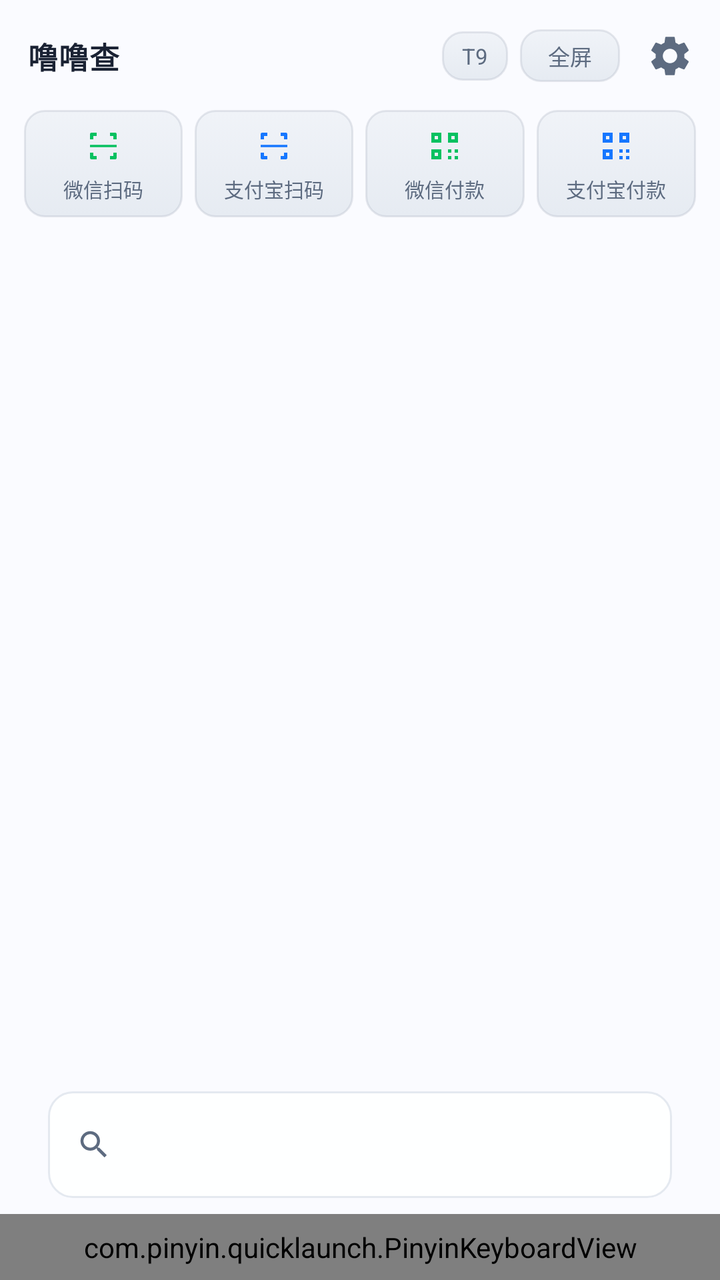
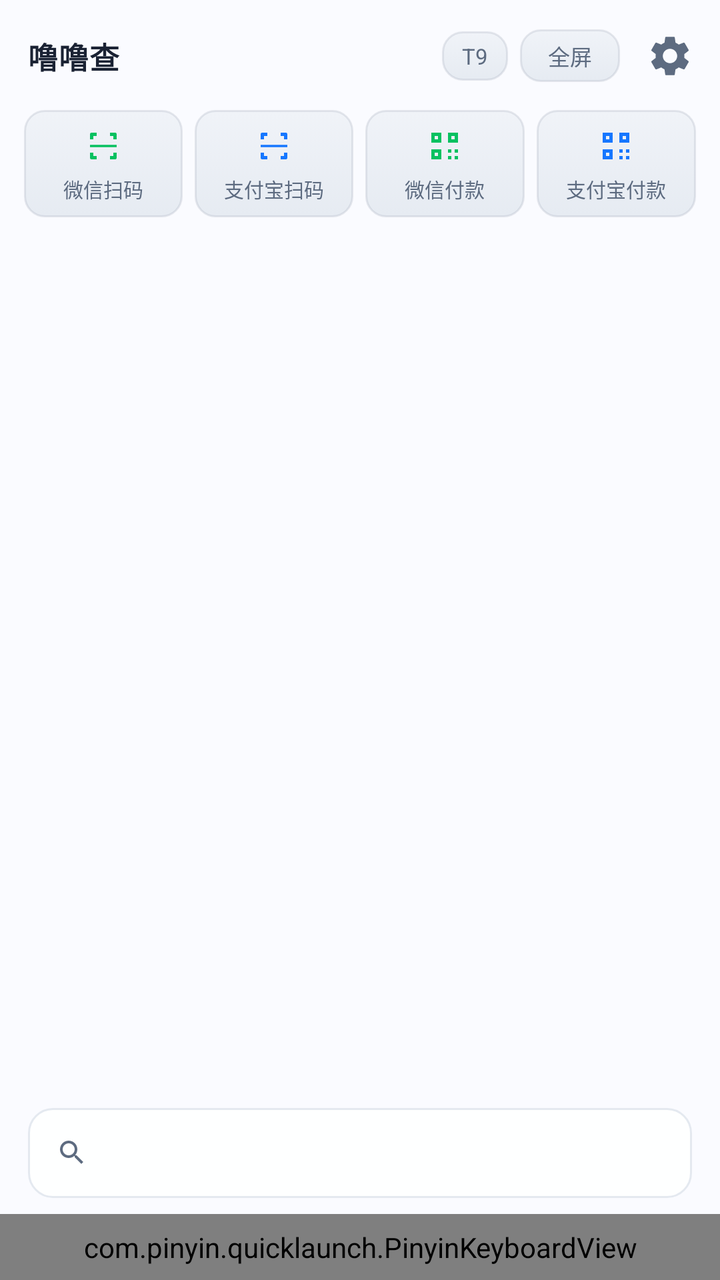

Two renders of the same Android screen: before a commit and after it. Below are the layout's source before the change and the commit's diff.
<!-- AndroidManifest.xml: application theme Theme.QuickLaunch -->
<!-- res/layout/activity_main.xml -->
<?xml version="1.0" encoding="utf-8"?>
<FrameLayout xmlns:android="http://schemas.android.com/apk/res/android"
    android:layout_width="match_parent"
    android:layout_height="match_parent"
    android:background="@android:color/transparent">

    
    <View
        android:id="@+id/outsideTap"
        android:layout_width="match_parent"
        android:layout_height="match_parent"
        android:background="@color/outside_scrim"
        android:clickable="true"
        android:contentDescription="@null"
        android:focusable="false" />

    
    <FrameLayout
        android:id="@+id/panelHost"
        android:layout_width="match_parent"
        android:layout_height="match_parent"
        android:background="@color/window_bg"
        android:clickable="true"
        android:clipChildren="true"
        android:clipToPadding="false">

        
        <ImageView
            android:id="@+id/ivBg"
            android:layout_width="match_parent"
            android:layout_height="match_parent"
            android:contentDescription="@null"
            android:scaleType="centerCrop"
            android:visibility="gone" />

        <LinearLayout
            android:id="@+id/contentRoot"
            android:layout_width="match_parent"
            android:layout_height="match_parent"
            android:orientation="vertical">

        
        <LinearLayout
            android:id="@+id/headerBar"
            android:layout_width="match_parent"
            android:layout_height="wrap_content"
            android:gravity="center_vertical"
            android:orientation="horizontal"
            android:paddingStart="14dp"
            android:paddingTop="9dp"
            android:paddingEnd="6dp"
            android:paddingBottom="4dp">

            <TextView
                android:id="@+id/tvTitle"
                android:layout_width="0dp"
                android:layout_height="wrap_content"
                android:layout_weight="1"
                android:letterSpacing="0.02"
                android:text="@string/app_name"
                android:textColor="@color/text_primary"
                android:textSize="15sp"
                android:textStyle="bold" />

            <TextView
                android:id="@+id/tvMode"
                android:layout_width="wrap_content"
                android:layout_height="wrap_content"
                android:layout_marginEnd="6dp"
                android:background="@drawable/bg_key_special"
                android:paddingStart="10dp"
                android:paddingTop="5dp"
                android:paddingEnd="10dp"
                android:paddingBottom="5dp"
                android:text="T9"
                android:textColor="@color/text_secondary"
                android:textSize="11sp" />

            
            <TextView
                android:id="@+id/btnSide"
                android:layout_width="wrap_content"
                android:layout_height="wrap_content"
                android:layout_marginEnd="6dp"
                android:background="@drawable/bg_key_special"
                android:clickable="true"
                android:gravity="center"
                android:minWidth="50dp"
                android:focusable="true"
                android:paddingStart="9dp"
                android:paddingTop="5dp"
                android:paddingEnd="9dp"
                android:paddingBottom="5dp"
                android:text="全屏"
                android:textColor="@color/text_secondary"
                android:textSize="11sp" />

            <ImageButton
                android:id="@+id/btnSettings"
                android:layout_width="38dp"
                android:layout_height="38dp"
                android:background="?attr/selectableItemBackgroundBorderless"
                android:contentDescription="设置"
                android:padding="9dp"
                android:src="@drawable/ic_settings" />
        </LinearLayout>

        
        <LinearLayout
            android:id="@+id/payRow"
            android:layout_width="match_parent"
            android:layout_height="wrap_content"
            android:layout_marginStart="12dp"
            android:layout_marginTop="4dp"
            android:layout_marginEnd="12dp"
            android:orientation="horizontal">

            <LinearLayout
                android:id="@+id/btnWxScan"
                android:layout_width="0dp"
                android:layout_height="wrap_content"
                android:layout_weight="1"
                android:background="@drawable/bg_key_special"
                android:gravity="center_horizontal"
                android:orientation="vertical"
                android:paddingTop="8dp"
                android:paddingBottom="7dp">

                <ImageView
                    android:layout_width="20dp"
                    android:layout_height="20dp"
                    android:contentDescription="@null"
                    android:src="@drawable/ic_scan"
                    android:tint="#07C160" />

                <TextView
                    android:layout_width="wrap_content"
                    android:layout_height="wrap_content"
                    android:layout_marginTop="4dp"
                    android:text="微信扫码"
                    android:ellipsize="end"
                    android:maxLines="1"
                    android:textColor="@color/text_secondary"
                    android:textSize="10sp" />
            </LinearLayout>

            <Space
                android:layout_width="6dp"
                android:layout_height="1dp" />

            <LinearLayout
                android:id="@+id/btnZfbScan"
                android:layout_width="0dp"
                android:layout_height="wrap_content"
                android:layout_weight="1"
                android:background="@drawable/bg_key_special"
                android:gravity="center_horizontal"
                android:orientation="vertical"
                android:paddingTop="8dp"
                android:paddingBottom="7dp">

                <ImageView
                    android:layout_width="20dp"
                    android:layout_height="20dp"
                    android:contentDescription="@null"
                    android:src="@drawable/ic_scan"
                    android:tint="#1677FF" />

                <TextView
                    android:layout_width="wrap_content"
                    android:layout_height="wrap_content"
                    android:layout_marginTop="4dp"
                    android:text="支付宝扫码"
                    android:ellipsize="end"
                    android:maxLines="1"
                    android:textColor="@color/text_secondary"
                    android:textSize="10sp" />
            </LinearLayout>

            <Space
                android:layout_width="6dp"
                android:layout_height="1dp" />

            <LinearLayout
                android:id="@+id/btnWxPay"
                android:layout_width="0dp"
                android:layout_height="wrap_content"
                android:layout_weight="1"
                android:background="@drawable/bg_key_special"
                android:gravity="center_horizontal"
                android:orientation="vertical"
                android:paddingTop="8dp"
                android:paddingBottom="7dp">

                <ImageView
                    android:layout_width="20dp"
                    android:layout_height="20dp"
                    android:contentDescription="@null"
                    android:src="@drawable/ic_qrcode"
                    android:tint="#07C160" />

                <TextView
                    android:layout_width="wrap_content"
                    android:layout_height="wrap_content"
                    android:layout_marginTop="4dp"
                    android:text="微信付款"
                    android:ellipsize="end"
                    android:maxLines="1"
                    android:textColor="@color/text_secondary"
                    android:textSize="10sp" />
            </LinearLayout>

            <Space
                android:layout_width="6dp"
                android:layout_height="1dp" />

            <LinearLayout
                android:id="@+id/btnZfbPay"
                android:layout_width="0dp"
                android:layout_height="wrap_content"
                android:layout_weight="1"
                android:background="@drawable/bg_key_special"
                android:gravity="center_horizontal"
                android:orientation="vertical"
                android:paddingTop="8dp"
                android:paddingBottom="7dp">

                <ImageView
                    android:layout_width="20dp"
                    android:layout_height="20dp"
                    android:contentDescription="@null"
                    android:src="@drawable/ic_qrcode"
                    android:tint="#1677FF" />

                <TextView
                    android:layout_width="wrap_content"
                    android:layout_height="wrap_content"
                    android:layout_marginTop="4dp"
                    android:text="支付宝付款"
                    android:ellipsize="end"
                    android:maxLines="1"
                    android:textColor="@color/text_secondary"
                    android:textSize="10sp" />
            </LinearLayout>
        </LinearLayout>

        
        <FrameLayout
            android:layout_width="match_parent"
            android:layout_height="0dp"
            android:layout_weight="1">

            <androidx.recyclerview.widget.RecyclerView
                android:id="@+id/rvApps"
                android:layout_width="match_parent"
                android:layout_height="match_parent"
                android:clipToPadding="false"
                android:paddingStart="8dp"
                android:paddingTop="6dp"
                android:paddingEnd="8dp"
                android:paddingBottom="8dp" />

            <TextView
                android:id="@+id/tvEmpty"
                android:layout_width="wrap_content"
                android:layout_height="wrap_content"
                android:layout_gravity="center"
                android:gravity="center"
                android:lineSpacingExtra="4dp"
                android:textColor="@color/text_tertiary"
                android:textSize="14sp"
                android:visibility="gone" />

            <ProgressBar
                android:id="@+id/progress"
                android:layout_width="32dp"
                android:layout_height="32dp"
                android:layout_gravity="center"
                android:indeterminateTint="@color/accent"
                android:visibility="gone" />
        </FrameLayout>

        
        <LinearLayout
            android:id="@+id/searchBar"
            android:layout_width="match_parent"
            android:layout_height="wrap_content"
            android:layout_marginStart="24dp"
            android:layout_marginTop="6dp"
            android:layout_marginEnd="24dp"
            android:layout_marginBottom="8dp"
            android:background="@drawable/bg_search"
            android:gravity="center_vertical"
            android:orientation="horizontal"
            android:paddingStart="14dp"
            android:paddingTop="12dp"
            android:paddingEnd="8dp"
            android:paddingBottom="12dp">

            <ImageView
                android:layout_width="18dp"
                android:layout_height="18dp"
                android:src="@drawable/ic_search" />

            <TextView
                android:id="@+id/tvQuery"
                android:layout_width="0dp"
                android:layout_height="wrap_content"
                android:layout_marginStart="10dp"
                android:layout_weight="1"
                android:letterSpacing="0.10"
                android:maxLines="1"
                android:textColor="@color/text_primary"
                android:textSize="22sp" />

            <ImageButton
                android:id="@+id/btnClear"
                android:layout_width="36dp"
                android:layout_height="36dp"
                android:background="?attr/selectableItemBackgroundBorderless"
                android:contentDescription="清空"
                android:padding="8dp"
                android:src="@drawable/ic_close"
                android:visibility="gone" />
        </LinearLayout>

        
        <com.pinyin.quicklaunch.PinyinKeyboardView
            android:id="@+id/keyboard"
            android:layout_width="match_parent"
            android:layout_height="wrap_content"
            android:background="@android:color/transparent"
            android:paddingStart="5dp"
            android:paddingTop="7dp"
            android:paddingEnd="5dp"
            android:paddingBottom="7dp" />

        </LinearLayout>

        
        <FrameLayout
            android:id="@+id/overlayLayer"
            android:layout_width="match_parent"
            android:layout_height="match_parent"
            android:clickable="true"
            android:focusable="false"
            android:visibility="gone" />

    </FrameLayout>

</FrameLayout>
<!-- resources referenced by this layout -->
<resources>
  <color name="accent">#4C8DFF</color>
  <color name="outside_scrim">#00FFFFFF</color>
  <color name="text_primary">#1A2233</color>
  <color name="text_secondary">#5D6B80</color>
  <color name="text_tertiary">#9AA4B5</color>
  <color name="window_bg">#FAFBFF</color>
  <!-- drawable bg_search (drawable) -->
  <?xml version="1.0" encoding="utf-8"?>
  <shape xmlns:android="http://schemas.android.com/apk/res/android" android:shape="rectangle">
      <solid android:color="#E6FFFFFF" />
      <corners android:radius="12dp" />
      <stroke android:width="1dp" android:color="@color/divider" />
  </shape>
  <!-- drawable ic_close (drawable) -->
  <?xml version="1.0" encoding="utf-8"?>
  <vector xmlns:android="http://schemas.android.com/apk/res/android"
      android:width="24dp"
      android:height="24dp"
      android:viewportWidth="24"
      android:viewportHeight="24"
      android:tint="@color/text_secondary">
      <path
          android:fillColor="#FFFFFF"
          android:pathData="M19,6.41L17.59,5 12,10.59 6.41,5 5,6.41 10.59,12 5,17.59 6.41,19 12,13.41 17.59,19 19,17.59 13.41,12z" />
  </vector>
  <!-- drawable ic_qrcode (drawable) -->
  <?xml version="1.0" encoding="utf-8"?>
  <vector xmlns:android="http://schemas.android.com/apk/res/android"
      android:width="24dp"
      android:height="24dp"
      android:viewportWidth="24"
      android:viewportHeight="24">
      
      <path
          android:fillColor="#FFFFFF"
          android:fillType="evenOdd"
          android:pathData="M4,4 L10,4 L10,10 L4,10 Z M6,6 L8,6 L8,8 L6,8 Z M14,4 L20,4 L20,10 L14,10 Z M16,6 L18,6 L18,8 L16,8 Z M4,14 L10,14 L10,20 L4,20 Z M6,16 L8,16 L8,18 L6,18 Z M14,14 L16,14 L16,16 L14,16 Z M18,14 L20,14 L20,16 L18,16 Z M14,18 L16,18 L16,20 L14,20 Z M18,18 L20,18 L20,20 L18,20 Z" />
  </vector>
  <!-- drawable ic_scan (drawable) -->
  <?xml version="1.0" encoding="utf-8"?>
  <vector xmlns:android="http://schemas.android.com/apk/res/android"
      android:width="24dp"
      android:height="24dp"
      android:viewportWidth="24"
      android:viewportHeight="24">
      
      <path
          android:fillColor="#FFFFFF"
          android:pathData="M4,8 L4,5 Q4,4 5,4 L8,4 L8,6 L6,6 L6,8 Z M16,4 L19,4 Q20,4 20,5 L20,8 L18,8 L18,6 L16,6 Z M4,16 L4,19 Q4,20 5,20 L8,20 L8,18 L6,18 L6,16 Z M16,20 L19,20 Q20,20 20,19 L20,16 L18,16 L18,18 L16,18 Z M4,11.3 L20,11.3 L20,12.7 L4,12.7 Z" />
  </vector>
  <!-- drawable ic_search (drawable) -->
  <?xml version="1.0" encoding="utf-8"?>
  <vector xmlns:android="http://schemas.android.com/apk/res/android"
      android:width="24dp"
      android:height="24dp"
      android:viewportWidth="24"
      android:viewportHeight="24"
      android:tint="@color/text_secondary">
      <path
          android:fillColor="#FFFFFF"
          android:pathData="M15.5,14h-0.79l-0.28,-0.27C15.41,12.59 16,11.11 16,9.5 16,5.91 13.09,3 9.5,3S3,5.91 3,9.5 5.91,16 9.5,16c1.61,0 3.09,-0.59 4.23,-1.57l0.27,0.28v0.79l5,4.99L20.49,19l-4.99,-5zM9.5,14C7.01,14 5,11.99 5,9.5S7.01,5 9.5,5 14,7.01 14,9.5 11.99,14 9.5,14z" />
  </vector>
  <string name="app_name">噜噜查</string>
  <color name="divider">#E4E9F0</color>
  <color name="accent_dim">#D6E4FF</color>
  <color name="bg_elevated">#FFFFFF</color>
  <color name="bg">#F6F8FB</color>
  <!-- unchanged entries left out for length: 3 -->
</resources>

<!-- the commit's change to res/layout/activity_main.xml (unified diff, before → after) -->
@@ -285,21 +285,21 @@
             android:id="@+id/searchBar"
             android:layout_width="match_parent"
             android:layout_height="wrap_content"
-            android:layout_marginStart="24dp"
+            android:layout_marginStart="14dp"
             android:layout_marginTop="6dp"
-            android:layout_marginEnd="24dp"
+            android:layout_marginEnd="14dp"
             android:layout_marginBottom="8dp"
             android:background="@drawable/bg_search"
             android:gravity="center_vertical"
             android:orientation="horizontal"
             android:paddingStart="14dp"
-            android:paddingTop="12dp"
+            android:paddingTop="9dp"
             android:paddingEnd="8dp"
-            android:paddingBottom="12dp">
+            android:paddingBottom="9dp">
 
             <ImageView
-                android:layout_width="18dp"
-                android:layout_height="18dp"
+                android:layout_width="16dp"
+                android:layout_height="16dp"
                 android:src="@drawable/ic_search" />
 
             <TextView
@@ -311,12 +311,12 @@
                 android:letterSpacing="0.10"
                 android:maxLines="1"
                 android:textColor="@color/text_primary"
-                android:textSize="22sp" />
+                android:textSize="20sp" />
 
             <ImageButton
                 android:id="@+id/btnClear"
-                android:layout_width="36dp"
-                android:layout_height="36dp"
+                android:layout_width="32dp"
+                android:layout_height="32dp"
                 android:background="?attr/selectableItemBackgroundBorderless"
                 android:contentDescription="清空"
                 android:padding="8dp"
